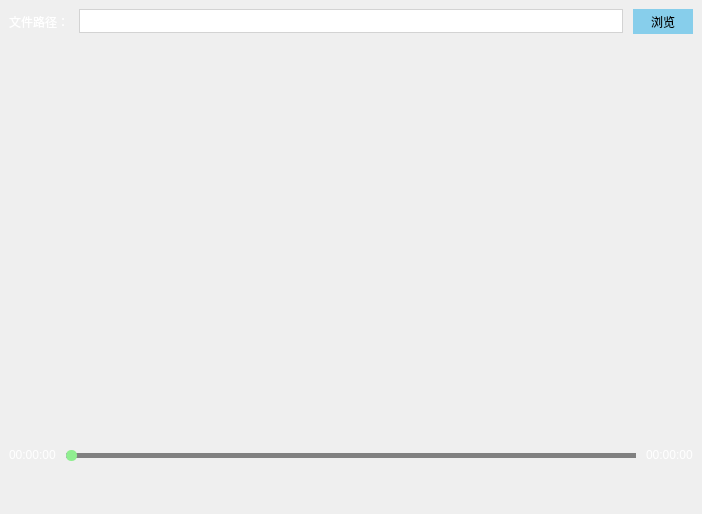
Old version of the form mainwindow.ui in the repository tgtsml/QtPlayer.
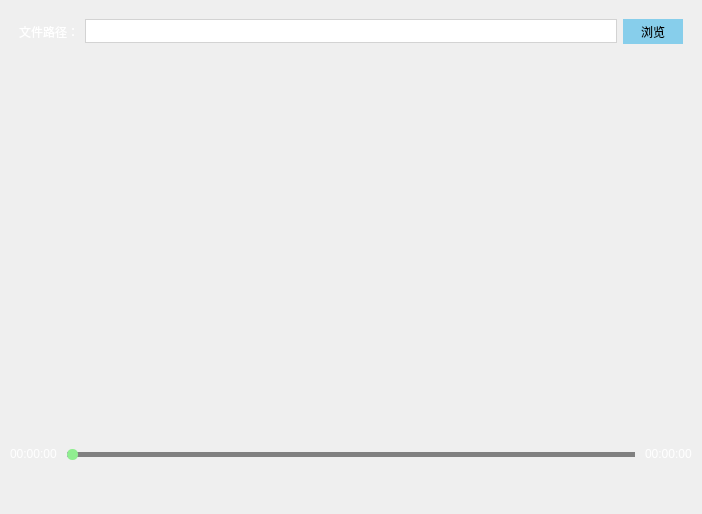
New version of the form. Icons and pictures are not drawn.

What changed in the file:
```diff
--- a/mainwindow.ui
+++ b/mainwindow.ui
@@ -11,7 +11,20 @@
    </rect>
   </property>
   <property name="styleSheet">
-   <string notr="true">QPushButton#pushButton_play{
+   <string notr="true">QWidget#widget_playControlWgt QPushButton{
+background:transparent;
+border:none;
+max-width:30px;
+min-width:30px;
+max-height:30px;
+min-height:30px;
+}
+
+QWidget#widget_playControlWgt QPushButton:hover{
+border:1px solid transparent;
+}
+
+QWidget#widget_playControlWgt QPushButton#pushButton_play{
 background:transparent;
 border:none;
 max-width:40px;
@@ -26,38 +39,44 @@
 image:url(:/images/Play.png);
 }
 
-QPushButton#pushButton_play:checked{
+QWidget#widget_playControlWgt QPushButton#pushButton_play:checked{
 image:url(:/images/Pause.png);
 }
 
 QPushButton#pushButton_rewind{
-background:transparent;
-border:none;
-max-width:30px;
-min-width:30px;
-max-height:30px;
-min-height:30px;
 image:url(:/images/Rewind.png);
 }
 
-QPushButton#pushButton_rewind:hover{
-border:1px solid transparent;
-image:url(:/images/Rewind.png);
+QPushButton#pushButton_forward{
+image:url(:/images/Forward.png);
 }
 
-QPushButton#pushButton_fastForward{
-background:transparent;
-border:none;
-max-width:30px;
-min-width:30px;
-max-height:30px;
-min-height:30px;
-image:url(:/images/FastForward.png);
+QPushButton#pushButton_settings{
+image:url(:/images/Settings.png);
 }
 
-QPushButton#pushButton_fastForward:hover{
-border:1px solid transparent;
-image:url(:/images/FastForward.png);
+QPushButton#pushButton_previous{
+image:url(:/images/Previous.png);
+}
+
+QPushButton#pushButton_next{
+image:url(:/images/Next.png);
+}
+
+QPushButton#pushButton_stop{
+image:url(:/images/Stop.png);
+}
+
+QPushButton#pushButton_volume{
+image:url(:/images/Volume.png);
+}
+
+QPushButton#pushButton_circle{
+image:url(:/images/Circle.png);
+}
+
+QPushButton#pushButton_fullscreen{
+image:url(:/images/Fullscreen.png);
 }
 
 QPushButton#pushButton_browser{
@@ -114,18 +133,29 @@
 
 QMessageBox QLabel{
 color:black;
-}</string>
+}
+</string>
   </property>
   <widget class="QWidget" name="centralwidget">
-   <layout class="QVBoxLayout" name="verticalLayout" stretch="0,1,0,0">
+   <layout class="QVBoxLayout" name="verticalLayout_2">
     <property name="spacing">
      <number>0</number>
     </property>
+    <property name="leftMargin">
+     <number>10</number>
+    </property>
+    <property name="topMargin">
+     <number>10</number>
+    </property>
+    <property name="rightMargin">
+     <number>10</number>
+    </property>
+    <property name="bottomMargin">
+     <number>10</number>
+    </property>
     <item>
+     <widget class="QWidget" name="widget_filePathWgt" native="true">
      <layout class="QHBoxLayout" name="horizontalLayout_2">
-      <property name="spacing">
-       <number>10</number>
-      </property>
       <item>
        <widget class="QLabel" name="label">
         <property name="text">
@@ -144,10 +174,39 @@
        </widget>
       </item>
      </layout>
+     </widget>
     </item>
     <item>
-     <widget class="QWidget" name="widget_content" native="true"/>
+     <spacer name="verticalSpacer">
+      <property name="orientation">
+       <enum>Qt::Vertical</enum>
+      </property>
+      <property name="sizeHint" stdset="0">
+       <size>
+        <width>20</width>
+        <height>384</height>
+       </size>
+      </property>
+     </spacer>
     </item>
+    <item>
+     <widget class="QWidget" name="widget_playControlWgt" native="true">
+      <layout class="QVBoxLayout" name="verticalLayout">
+       <property name="spacing">
+        <number>0</number>
+       </property>
+       <property name="leftMargin">
+        <number>0</number>
+       </property>
+       <property name="topMargin">
+        <number>0</number>
+       </property>
+       <property name="rightMargin">
+        <number>0</number>
+       </property>
+       <property name="bottomMargin">
+        <number>0</number>
+       </property>
     <item>
      <layout class="QHBoxLayout" name="horizontalLayout_3">
       <property name="spacing">
@@ -179,8 +238,15 @@
     <item>
      <layout class="QHBoxLayout" name="horizontalLayout">
       <property name="spacing">
-       <number>20</number>
-      </property>
+          <number>10</number>
+         </property>
+         <item>
+          <widget class="QPushButton" name="pushButton_settings">
+           <property name="text">
+            <string/>
+           </property>
+          </widget>
+         </item>
       <item>
        <spacer name="horizontalSpacer">
         <property name="orientation">
@@ -228,7 +294,31 @@
         </property>
        </spacer>
       </item>
-     </layout>
+         <item>
+          <widget class="QPushButton" name="pushButton_volume">
+           <property name="text">
+            <string/>
+           </property>
+          </widget>
+         </item>
+         <item>
+          <widget class="QPushButton" name="pushButton_circle">
+           <property name="text">
+            <string/>
+           </property>
+          </widget>
+         </item>
+         <item>
+          <widget class="QPushButton" name="pushButton_fullscreen">
+           <property name="text">
+            <string/>
+           </property>
+          </widget>
+         </item>
+        </layout>
+       </item>
+      </layout>
+     </widget>
     </item>
    </layout>
   </widget>
```
Left out of the diff: 26 changed lines with no effect on the pictures. Lines whose indentation alone changed are shown as unchanged.
